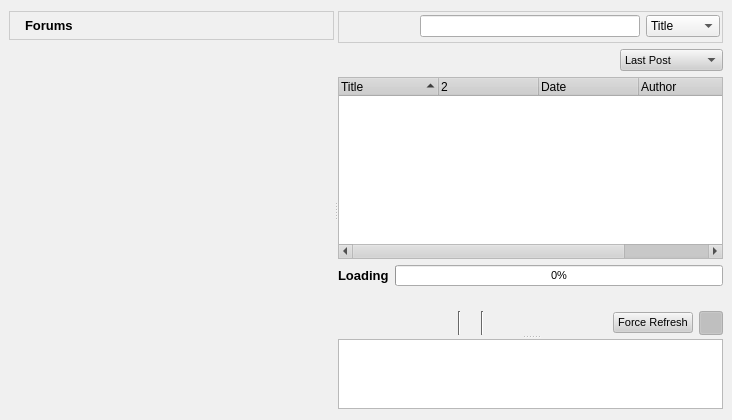
This is retroshare-gui/src/gui/GxsForumsDialog.ui in RetroShare/RetroShare as Qt 5 draws it before an edit. The edited form follows.
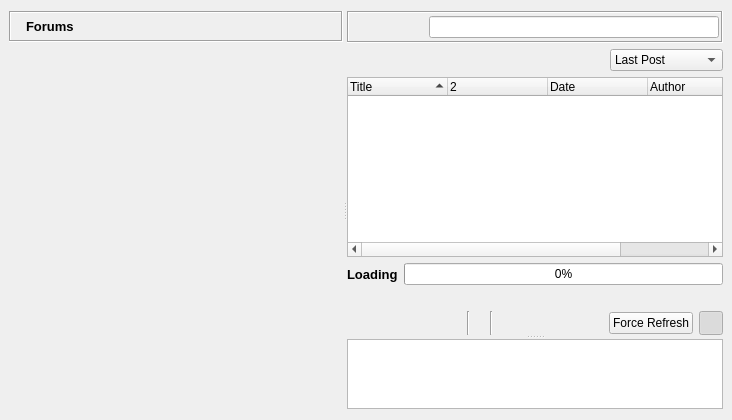
This is the edited form. Icons and pictures are not drawn. Custom widgets are drawn as their Qt base class.

Commit message: Applied changes from the trunk to the GXS forums. Cleaned old and unused files.

```diff
--- a/retroshare-gui/src/gui/GxsForumsDialog.ui
+++ b/retroshare-gui/src/gui/GxsForumsDialog.ui
@@ -10,501 +10,6 @@
     <height>420</height>
    </rect>
   </property>
-  <property name="sizePolicy">
-   <sizepolicy hsizetype="Preferred" vsizetype="Expanding">
-    <horstretch>0</horstretch>
-    <verstretch>2</verstretch>
-   </sizepolicy>
-  </property>
-  <property name="minimumSize">
-   <size>
-    <width>60</width>
-    <height>0</height>
-   </size>
-  </property>
-  <property name="palette">
-   <palette>
-    <active>
-     <colorrole role="WindowText">
-      <brush brushstyle="SolidPattern">
-       <color alpha="255">
-        <red>0</red>
-        <green>0</green>
-        <blue>0</blue>
-       </color>
-      </brush>
-     </colorrole>
-     <colorrole role="Button">
-      <brush brushstyle="SolidPattern">
-       <color alpha="255">
-        <red>208</red>
-        <green>208</green>
-        <blue>208</blue>
-       </color>
-      </brush>
-     </colorrole>
-     <colorrole role="Light">
-      <brush brushstyle="SolidPattern">
-       <color alpha="255">
-        <red>255</red>
-        <green>255</green>
-        <blue>255</blue>
-       </color>
-      </brush>
-     </colorrole>
-     <colorrole role="Midlight">
-      <brush brushstyle="SolidPattern">
-       <color alpha="255">
-        <red>247</red>
-        <green>247</green>
-        <blue>247</blue>
-       </color>
-      </brush>
-     </colorrole>
-     <colorrole role="Dark">
-      <brush brushstyle="SolidPattern">
-       <color alpha="255">
-        <red>104</red>
-        <green>104</green>
-        <blue>104</blue>
-       </color>
-      </brush>
-     </colorrole>
-     <colorrole role="Mid">
-      <brush brushstyle="SolidPattern">
-       <color alpha="255">
-        <red>139</red>
-        <green>139</green>
-        <blue>139</blue>
-       </color>
-      </brush>
-     </colorrole>
-     <colorrole role="Text">
-      <brush brushstyle="SolidPattern">
-       <color alpha="255">
-        <red>0</red>
-        <green>0</green>
-        <blue>0</blue>
-       </color>
-      </brush>
-     </colorrole>
-     <colorrole role="BrightText">
-      <brush brushstyle="SolidPattern">
-       <color alpha="255">
-        <red>255</red>
-        <green>255</green>
-        <blue>255</blue>
-       </color>
-      </brush>
-     </colorrole>
-     <colorrole role="ButtonText">
-      <brush brushstyle="SolidPattern">
-       <color alpha="255">
-        <red>0</red>
-        <green>0</green>
-        <blue>0</blue>
-       </color>
-      </brush>
-     </colorrole>
-     <colorrole role="Base">
-      <brush brushstyle="SolidPattern">
-       <color alpha="255">
-        <red>255</red>
-        <green>255</green>
-        <blue>255</blue>
-       </color>
-      </brush>
-     </colorrole>
-     <colorrole role="Window">
-      <brush brushstyle="SolidPattern">
-       <color alpha="255">
-        <red>240</red>
-        <green>240</green>
-        <blue>240</blue>
-       </color>
-      </brush>
-     </colorrole>
-     <colorrole role="Shadow">
-      <brush brushstyle="SolidPattern">
-       <color alpha="255">
-        <red>0</red>
-        <green>0</green>
-        <blue>0</blue>
-       </color>
-      </brush>
-     </colorrole>
-     <colorrole role="Highlight">
-      <brush brushstyle="SolidPattern">
-       <color alpha="255">
-        <red>0</red>
-        <green>0</green>
-        <blue>128</blue>
-       </color>
-      </brush>
-     </colorrole>
-     <colorrole role="HighlightedText">
-      <brush brushstyle="SolidPattern">
-       <color alpha="255">
-        <red>255</red>
-        <green>255</green>
-        <blue>255</blue>
-       </color>
-      </brush>
-     </colorrole>
-     <colorrole role="Link">
-      <brush brushstyle="SolidPattern">
-       <color alpha="255">
-        <red>0</red>
-        <green>0</green>
-        <blue>255</blue>
-       </color>
-      </brush>
-     </colorrole>
-     <colorrole role="LinkVisited">
-      <brush brushstyle="SolidPattern">
-       <color alpha="255">
-        <red>255</red>
-        <green>0</green>
-        <blue>255</blue>
-       </color>
-      </brush>
-     </colorrole>
-     <colorrole role="AlternateBase">
-      <brush brushstyle="SolidPattern">
-       <color alpha="255">
-        <red>231</red>
-        <green>231</green>
-        <blue>231</blue>
-       </color>
-      </brush>
-     </colorrole>
-    </active>
-    <inactive>
-     <colorrole role="WindowText">
-      <brush brushstyle="SolidPattern">
-       <color alpha="255">
-        <red>0</red>
-        <green>0</green>
-        <blue>0</blue>
-       </color>
-      </brush>
-     </colorrole>
-     <colorrole role="Button">
-      <brush brushstyle="SolidPattern">
-       <color alpha="255">
-        <red>208</red>
-        <green>208</green>
-        <blue>208</blue>
-       </color>
-      </brush>
-     </colorrole>
-     <colorrole role="Light">
-      <brush brushstyle="SolidPattern">
-       <color alpha="255">
-        <red>255</red>
-        <green>255</green>
-        <blue>255</blue>
-       </color>
-      </brush>
-     </colorrole>
-     <colorrole role="Midlight">
-      <brush brushstyle="SolidPattern">
-       <color alpha="255">
-        <red>247</red>
-        <green>247</green>
-        <blue>247</blue>
-       </color>
-      </brush>
-     </colorrole>
-     <colorrole role="Dark">
-      <brush brushstyle="SolidPattern">
-       <color alpha="255">
-        <red>104</red>
-        <green>104</green>
-        <blue>104</blue>
-       </color>
-      </brush>
-     </colorrole>
-     <colorrole role="Mid">
-      <brush brushstyle="SolidPattern">
-       <color alpha="255">
-        <red>139</red>
-        <green>139</green>
-        <blue>139</blue>
-       </color>
-      </brush>
-     </colorrole>
-     <colorrole role="Text">
-      <brush brushstyle="SolidPattern">
-       <color alpha="255">
-        <red>0</red>
-        <green>0</green>
-        <blue>0</blue>
-       </color>
-      </brush>
-     </colorrole>
-     <colorrole role="BrightText">
-      <brush brushstyle="SolidPattern">
-       <color alpha="255">
-        <red>255</red>
-        <green>255</green>
-        <blue>255</blue>
-       </color>
-      </brush>
-     </colorrole>
-     <colorrole role="ButtonText">
-      <brush brushstyle="SolidPattern">
-       <color alpha="255">
-        <red>0</red>
-        <green>0</green>
-        <blue>0</blue>
-       </color>
-      </brush>
-     </colorrole>
-     <colorrole role="Base">
-      <brush brushstyle="SolidPattern">
-       <color alpha="255">
-        <red>255</red>
-        <green>255</green>
-        <blue>255</blue>
-       </color>
-      </brush>
-     </colorrole>
-     <colorrole role="Window">
-      <brush brushstyle="SolidPattern">
-       <color alpha="255">
-        <red>240</red>
-        <green>240</green>
-        <blue>240</blue>
-       </color>
-      </brush>
-     </colorrole>
-     <colorrole role="Shadow">
-      <brush brushstyle="SolidPattern">
-       <color alpha="255">
-        <red>0</red>
-        <green>0</green>
-        <blue>0</blue>
-       </color>
-      </brush>
-     </colorrole>
-     <colorrole role="Highlight">
-      <brush brushstyle="SolidPattern">
-       <color alpha="255">
-        <red>192</red>
-        <green>192</green>
-        <blue>192</blue>
-       </color>
-      </brush>
-     </colorrole>
-     <colorrole role="HighlightedText">
-      <brush brushstyle="SolidPattern">
-       <color alpha="255">
-        <red>0</red>
-        <green>0</green>
-        <blue>0</blue>
-       </color>
-      </brush>
-     </colorrole>
-     <colorrole role="Link">
-      <brush brushstyle="SolidPattern">
-       <color alpha="255">
-        <red>0</red>
-        <green>0</green>
-        <blue>255</blue>
-       </color>
-      </brush>
-     </colorrole>
-     <colorrole role="LinkVisited">
-      <brush brushstyle="SolidPattern">
-       <color alpha="255">
-        <red>255</red>
-        <green>0</green>
-        <blue>255</blue>
-       </color>
-      </brush>
-     </colorrole>
-     <colorrole role="AlternateBase">
-      <brush brushstyle="SolidPattern">
-       <color alpha="255">
-        <red>231</red>
-        <green>231</green>
-        <blue>231</blue>
-       </color>
-      </brush>
-     </colorrole>
-    </inactive>
-    <disabled>
-     <colorrole role="WindowText">
-      <brush brushstyle="SolidPattern">
-       <color alpha="255">
-        <red>104</red>
-        <green>104</green>
-        <blue>104</blue>
-       </color>
-      </brush>
-     </colorrole>
-     <colorrole role="Button">
-      <brush brushstyle="SolidPattern">
-       <color alpha="255">
-        <red>208</red>
-        <green>208</green>
-        <blue>208</blue>
-       </color>
-      </brush>
-     </colorrole>
-     <colorrole role="Light">
-      <brush brushstyle="SolidPattern">
-       <color alpha="255">
-        <red>255</red>
-        <green>255</green>
-        <blue>255</blue>
-       </color>
-      </brush>
-     </colorrole>
-     <colorrole role="Midlight">
-      <brush brushstyle="SolidPattern">
-       <color alpha="255">
-        <red>247</red>
-        <green>247</green>
-        <blue>247</blue>
-       </color>
-      </brush>
-     </colorrole>
-     <colorrole role="Dark">
-      <brush brushstyle="SolidPattern">
-       <color alpha="255">
-        <red>104</red>
-        <green>104</green>
-        <blue>104</blue>
-       </color>
-      </brush>
-     </colorrole>
-     <colorrole role="Mid">
-      <brush brushstyle="SolidPattern">
-       <color alpha="255">
-        <red>139</red>
-        <green>139</green>
-        <blue>139</blue>
-       </color>
-      </brush>
-     </colorrole>
-     <colorrole role="Text">
-      <brush brushstyle="SolidPattern">
-       <color alpha="255">
-        <red>104</red>
-        <green>104</green>
-        <blue>104</blue>
-       </color>
-      </brush>
-     </colorrole>
-     <colorrole role="BrightText">
-      <brush brushstyle="SolidPattern">
-       <color alpha="255">
-        <red>255</red>
-        <green>255</green>
-        <blue>255</blue>
-       </color>
-      </brush>
-     </colorrole>
-     <colorrole role="ButtonText">
-      <brush brushstyle="SolidPattern">
-       <color alpha="255">
-        <red>104</red>
-        <green>104</green>
-        <blue>104</blue>
-       </color>
-      </brush>
-     </colorrole>
-     <colorrole role="Base">
-      <brush brushstyle="SolidPattern">
-       <color alpha="255">
-        <red>240</red>
-        <green>240</green>
-        <blue>240</blue>
-       </color>
-      </brush>
-     </colorrole>
-     <colorrole role="Window">
-      <brush brushstyle="SolidPattern">
-       <color alpha="255">
-        <red>240</red>
-        <green>240</green>
-        <blue>240</blue>
-       </color>
-      </brush>
-     </colorrole>
-     <colorrole role="Shadow">
-      <brush brushstyle="SolidPattern">
-       <color alpha="255">
-        <red>0</red>
-        <green>0</green>
-        <blue>0</blue>
-       </color>
-      </brush>
-     </colorrole>
-     <colorrole role="Highlight">
-      <brush brushstyle="SolidPattern">
-       <color alpha="255">
-        <red>0</red>
-        <green>0</green>
-        <blue>128</blue>
-       </color>
-      </brush>
-     </colorrole>
-     <colorrole role="HighlightedText">
-      <brush brushstyle="SolidPattern">
-       <color alpha="255">
-        <red>255</red>
-        <green>255</green>
-        <blue>255</blue>
-       </color>
-      </brush>
-     </colorrole>
-     <colorrole role="Link">
-      <brush brushstyle="SolidPattern">
-       <color alpha="255">
-        <red>0</red>
-        <green>0</green>
-        <blue>255</blue>
-       </color>
-      </brush>
-     </colorrole>
-     <colorrole role="LinkVisited">
-      <brush brushstyle="SolidPattern">
-       <color alpha="255">
-        <red>255</red>
-        <green>0</green>
-        <blue>255</blue>
-       </color>
-      </brush>
-     </colorrole>
-     <colorrole role="AlternateBase">
-      <brush brushstyle="SolidPattern">
-       <color alpha="255">
-        <red>231</red>
-        <green>231</green>
-        <blue>231</blue>
-       </color>
-      </brush>
-     </colorrole>
-    </disabled>
-   </palette>
-  </property>
-  <property name="font">
-   <font>
-    <family>Arial</family>
-    <pointsize>8</pointsize>
-    <weight>50</weight>
-    <italic>false</italic>
-    <bold>false</bold>
-    <underline>false</underline>
-    <strikeout>false</strikeout>
-   </font>
-  </property>
-  <property name="contextMenuPolicy">
-   <enum>Qt::DefaultContextMenu</enum>
-  </property>
   <layout class="QGridLayout">
    <property name="leftMargin">
     <number>9</number>
@@ -524,14 +29,8 @@
         <height>300</height>
        </size>
       </property>
-      <property name="styleSheet">
-       <string notr="true">QFrame#frame{border: none;}</string>
-      </property>
       <property name="frameShape">
-       <enum>QFrame::StyledPanel</enum>
-      </property>
-      <property name="frameShadow">
-       <enum>QFrame::Raised</enum>
+       <enum>QFrame::NoFrame</enum>
       </property>
       <layout class="QGridLayout">
        <property name="margin">
@@ -541,70 +40,51 @@
         <number>0</number>
        </property>
        <item row="0" column="0">
-        <widget class="QFrame" name="chheaderframe">
-         <property name="styleSheet">
-          <string notr="true"> QFrame#chheaderframe{
-background-color: qlineargradient(x1:0, y1:0, x2:0, y2:1,
-                                       stop:0 #FEFEFE, stop:1 #E8E8E8);
-
-border: 1px solid #CCCCCC;}
-
-</string>
-         </property>
+        <widget class="QFrame" name="titleBarFrame">
          <property name="frameShape">
-          <enum>QFrame::StyledPanel</enum>
+          <enum>QFrame::Box</enum>
          </property>
          <property name="frameShadow">
-          <enum>QFrame::Raised</enum>
+          <enum>QFrame::Sunken</enum>
          </property>
-         <layout class="QGridLayout">
+         <layout class="QHBoxLayout" name="horizontalLayout_2">
           <property name="margin">
            <number>2</number>
           </property>
-          <item row="0" column="0">
-           <layout class="QGridLayout">
-            <property name="verticalSpacing">
-             <number>0</number>
+          <item>
+           <widget class="QLabel" name="titleBarPixmap">
+            <property name="maximumSize">
+             <size>
+              <width>24</width>
+              <height>24</height>
+             </size>
             </property>
-            <item row="0" column="0">
-             <widget class="QLabel" name="label">
-              <property name="maximumSize">
-               <size>
-                <width>24</width>
-                <height>24</height>
-               </size>
-              </property>
-              <property name="text">
-               <string/>
-              </property>
-              <property name="pixmap">
-               <pixmap resource="images.qrc">:/images/konversation.png</pixmap>
-              </property>
-              <property name="scaledContents">
-               <bool>true</bool>
-              </property>
-             </widget>
-            </item>
-            <item row="0" column="1">
-             <widget class="QLabel" name="forumslabel">
-              <property name="font">
-               <font>
-                <family>Arial</family>
-                <pointsize>10</pointsize>
-               </font>
-              </property>
-              <property name="text">
-               <string>&lt;!DOCTYPE HTML PUBLIC &quot;-//W3C//DTD HTML 4.0//EN&quot; &quot;http://www.w3.org/TR/REC-html40/strict.dtd&quot;&gt;
-&lt;html&gt;&lt;head&gt;&lt;meta name=&quot;qrichtext&quot; content=&quot;1&quot; /&gt;&lt;style type=&quot;text/css&quot;&gt;
-p, li { white-space: pre-wrap; }
-&lt;/style&gt;&lt;/head&gt;&lt;body style=&quot; font-family:'MS Shell Dlg 2'; font-size:10pt; font-weight:400; font-style:normal;&quot;&gt;
-&lt;p style=&quot; margin-top:0px; margin-bottom:0px; margin-left:0px; margin-right:0px; -qt-block-indent:0; text-indent:0px;&quot;&gt;&lt;span style=&quot; font-family:'Arial'; font-weight:600;&quot;&gt;Forums&lt;/span&gt;&lt;/p&gt;&lt;/body&gt;&lt;/html&gt;</string>
-              </property>
-             </widget>
-            </item>
-           </layout>
+            <property name="text">
+             <string/>
+            </property>
+            <property name="pixmap">
+             <pixmap resource="images.qrc">:/images/konversation.png</pixmap>
+            </property>
+            <property name="scaledContents">
+             <bool>true</bool>
+            </property>
+           </widget>
           </item>
-          <item row="0" column="1">
+          <item>
+           <widget class="QLabel" name="titleBarLabel">
+            <property name="font">
+             <font>
+              <pointsize>10</pointsize>
+              <weight>75</weight>
+              <bold>true</bold>
+             </font>
+            </property>
+            <property name="text">
+             <string>Forums</string>
+            </property>
+           </widget>
+          </item>
+          <item>
            <spacer>
             <property name="orientation">
              <enum>Qt::Horizontal</enum>
@@ -617,39 +97,33 @@
             </property>
            </spacer>
           </item>
-          <item row="0" column="4">
-           <widget class="QPushButton" name="displayButton">
+          <item>
+           <widget class="QToolButton" name="displayButton">
             <property name="focusPolicy">
              <enum>Qt::NoFocus</enum>
             </property>
             <property name="toolTip">
              <string>Display</string>
             </property>
-            <property name="styleSheet">
-             <string notr="true">QPushButton::menu-indicator {
-     subcontrol-origin: padding;
-     subcontrol-position: bottom right;
- }
-
- QPushButton::menu-indicator:pressed, QPushButton::menu-indicator:open {
-     position: relative;
-     top: 2px; left: 2px; /* shift the arrow by 2 px */
- }
-
- QPushButton:hover {
-	border: 1px solid #CCCCCC;
- }</string>
-            </property>
             <property name="icon">
              <iconset resource="images.qrc">
               <normaloff>:/images/looknfeel.png</normaloff>:/images/looknfeel.png</iconset>
             </property>
-            <property name="flat">
+            <property name="iconSize">
+             <size>
+              <width>32</width>
+              <height>16</height>
+             </size>
+            </property>
+            <property name="popupMode">
+             <enum>QToolButton::InstantPopup</enum>
+            </property>
+            <property name="autoRaise">
              <bool>true</bool>
             </property>
            </widget>
           </item>
-          <item row="0" column="5">
+          <item>
            <widget class="QToolButton" name="newForumButton">
             <property name="focusPolicy">
              <enum>Qt::NoFocus</enum>
@@ -661,6 +135,12 @@
              <iconset resource="images.qrc">
               <normaloff>:/images/new_forum16.png</normaloff>:/images/new_forum16.png</iconset>
             </property>
+            <property name="iconSize">
+             <size>
+              <width>32</width>
+              <height>16</height>
+             </size>
+            </property>
             <property name="autoRaise">
              <bool>true</bool>
             </property>
@@ -677,17 +157,6 @@
            <verstretch>0</verstretch>
           </sizepolicy>
          </property>
-         <property name="font">
-          <font>
-           <pointsize>9</pointsize>
-          </font>
-         </property>
-         <property name="iconSize" stdset="0">
-          <size>
-           <width>-1</width>
-           <height>-1</height>
-          </size>
-         </property>
         </widget>
        </item>
       </layout>
@@ -720,9 +189,6 @@
               <height>1677215</height>
              </size>
             </property>
-            <property name="styleSheet">
-             <string notr="true"/>
-            </property>
             <property name="text">
              <string/>
             </property>
@@ -1022,116 +488,25 @@
          </layout>
         </item>
         <item row="0" column="0">
-         <widget class="QFrame" name="frame_2">
+         <widget class="QFrame" name="toolBarFrame">
           <property name="minimumSize">
            <size>
             <width>0</width>
             <height>32</height>
            </size>
           </property>
-          <property name="styleSheet">
-           <string notr="true"> QFrame#frame_2{
-background-color: qlineargradient(x1:0, y1:0, x2:0, y2:1,
-                                       stop:0 #FEFEFE, stop:1 #E8E8E8);
-
-border: 1px solid #CCCCCC;}</string>
-          </property>
           <property name="frameShape">
-           <enum>QFrame::StyledPanel</enum>
+           <enum>QFrame::Box</enum>
           </property>
           <property name="frameShadow">
-           <enum>QFrame::Raised</enum>
+           <enum>QFrame::Sunken</enum>
           </property>
-          <layout class="QGridLayout">
+          <layout class="QHBoxLayout" name="horizontalLayout_3">
            <property name="margin">
             <number>2</number>
            </property>
-           <item row="0" column="3">
-            <layout class="QHBoxLayout" name="horizontalLayout">
-             <property name="spacing">
-              <number>2</number>
-             </property>
-             <item>
-              <widget class="QLabel" name="label_3">
-               <property name="text">
-                <string/>
-               </property>
-               <property name="pixmap">
-                <pixmap resource="images.qrc">:/images/find-16.png</pixmap>
-               </property>
-              </widget>
-             </item>
-             <item>
-              <widget class="LineEditClear" name="filterLineEdit">
-               <property name="toolTip">
-                <string>Search forums</string>
-               </property>
-              </widget>
-             </item>
-            </layout>
-           </item>
-           <item row="0" column="4">
-            <widget class="QComboBox" name="filterColumnComboBox">
-             <property name="minimumSize">
-              <size>
-               <width>0</width>
-               <height>0</height>
-              </size>
-             </property>
-             <property name="font">
-              <font>
-               <family>MS Shell Dlg 2</family>
-              </font>
-             </property>
-             <property name="currentIndex">
-              <number>1</number>
-             </property>
-             <item>
-              <property name="text">
-               <string>Date</string>
-              </property>
-             </item>
-             <item>
-              <property name="text">
-               <string>Title</string>
-              </property>
-             </item>
-             <item>
-              <property name="text">
-               <string>Author</string>
-              </property>
-             </item>
-             <item>
-              <property name="text">
-               <string>Content</string>
-              </property>
-             </item>
-            </widget>
-           </item>
-           <item row="0" column="2">
-            <spacer name="horizontalSpacer">
-             <property name="orientation">
-              <enum>Qt::Horizontal</enum>
-             </property>
-             <property name="sizeType">
-              <enum>QSizePolicy::Fixed</enum>
-             </property>
-             <property name="sizeHint" stdset="0">
-              <size>
-               <width>40</width>
-               <height>20</height>
-              </size>
-             </property>
-            </spacer>
-           </item>
-           <item row="0" column="0">
+           <item>
             <widget class="QToolButton" name="newthreadButton">
-             <property name="maximumSize">
-              <size>
-               <width>24</width>
-               <height>24</height>
-              </size>
-             </property>
              <property name="focusPolicy">
               <enum>Qt::NoFocus</enum>
              </property>
@@ -1142,11 +517,40 @@
               <iconset resource="images.qrc">
                <normaloff>:/images/mail_new.png</normaloff>:/images/mail_new.png</iconset>
              </property>
+             <property name="iconSize">
+              <size>
+               <width>24</width>
+               <height>16</height>
+              </size>
+             </property>
              <property name="autoRaise">
               <bool>true</bool>
              </property>
             </widget>
            </item>
+           <item>
+            <spacer name="horizontalSpacer">
+             <property name="orientation">
+              <enum>Qt::Horizontal</enum>
+             </property>
+             <property name="sizeType">
+              <enum>QSizePolicy::Fixed</enum>
+             </property>
+             <property name="sizeHint" stdset="0">
+              <size>
+               <width>40</width>
+               <height>20</height>
+              </size>
+             </property>
+            </spacer>
+           </item>
+           <item>
+            <widget class="LineEditClear" name="filterLineEdit">
+             <property name="toolTip">
+              <string>Search forums</string>
+             </property>
+            </widget>
+           </item>
           </layout>
          </widget>
         </item>
@@ -1186,9 +590,6 @@
         </item>
         <item row="5" column="0">
          <widget class="QLabel" name="threadTitle">
-          <property name="styleSheet">
-           <string notr="true"/>
-          </property>
           <property name="wordWrap">
            <bool>true</bool>
           </property>
@@ -1228,22 +629,22 @@
   </action>
  </widget>
  <customwidgets>
+  <customwidget>
+   <class>LinkTextBrowser</class>
+   <extends>QTextBrowser</extends>
+   <header>gui/common/LinkTextBrowser.h</header>
+  </customwidget>
+  <customwidget>
+   <class>LineEditClear</class>
+   <extends>QLineEdit</extends>
+   <header location="global">gui/common/LineEditClear.h</header>
+  </customwidget>
   <customwidget>
    <class>GroupTreeWidget</class>
    <extends>QWidget</extends>
    <header>gui/common/GroupTreeWidget.h</header>
    <container>1</container>
   </customwidget>
-  <customwidget>
-   <class>LineEditClear</class>
-   <extends>QLineEdit</extends>
-   <header>gui/common/LineEditClear.h</header>
-  </customwidget>
-  <customwidget>
-   <class>LinkTextBrowser</class>
-   <extends>QTextBrowser</extends>
-   <header>gui/common/LinkTextBrowser.h</header>
-  </customwidget>
  </customwidgets>
  <resources>
   <include location="images.qrc"/>
```
The commit also changes 43 other files.
